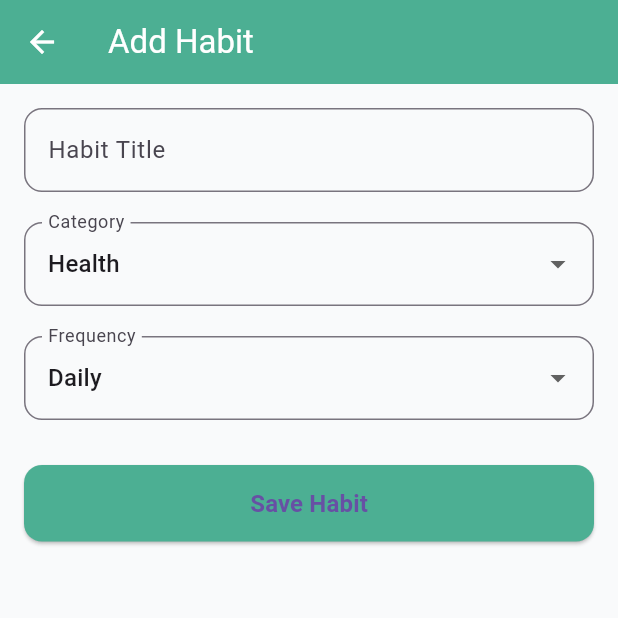
After one commit to hasanraj3100/My-Habit-Tracker, a Flutter app: the screen it shows once a user with an empty profile is signed in, after a tap on the "add" icon, on a phone screen of 412 x 824 dp, the top half of it. The commit adds this screen. Run offline on Flutter 3.47's test engine with Material 3 defaults, Android fonts, the phone set to English and light mode, and no system bars; our stand-ins replace cloud_firestore, firebase_auth, firebase_core, shared_preferences; accounts and stored records are empty.

Commit message:
feat : Create basic habits, dynamic updates on home page

```diff
--- /dev/null
+++ b/lib/features/habits/presentation/screens/habit_create_screen.dart
@@ -0,0 +1,181 @@
+import 'package:flutter/material.dart';
+import 'package:cloud_firestore/cloud_firestore.dart';
+import 'package:firebase_auth/firebase_auth.dart';
+import '../../../../core/constants/app_colors.dart';
+
+class HabitCreateScreen extends StatefulWidget {
+  const HabitCreateScreen({super.key});
+
+  @override
+  State<HabitCreateScreen> createState() => _AddHabitPageState();
+}
+
+class _AddHabitPageState extends State<HabitCreateScreen> {
+  final _formKey = GlobalKey<FormState>();
+  final TextEditingController _titleController = TextEditingController();
+  String _selectedCategory = "Health";
+  String _selectedFrequency = "Daily";
+
+  final List<String> _categories = [
+    "Health",
+    "Fitness",
+    "Study",
+    "Work",
+    "Personal",
+    "Add New"
+  ];
+
+  Future<void> _saveHabit() async {
+    if (_formKey.currentState!.validate()) {
+      final user = FirebaseAuth.instance.currentUser;
+      if (user == null) return;
+
+      final habitData = {
+        "title": _titleController.text.trim(),
+        "category": _selectedCategory,
+        "frequency": _selectedFrequency,
+        "streak": 0,
+        "isDone": false,
+        "createdAt": FieldValue.serverTimestamp(),
+      };
+
+      await FirebaseFirestore.instance
+          .collection("users")
+          .doc(user.uid)
+          .collection("habits")
+          .add(habitData);
+
+      Navigator.pop(context); // Go back after saving
+    }
+  }
+
+  void _showAddCategoryDialog() {
+    TextEditingController categoryController = TextEditingController();
+    showDialog(
+      context: context,
+      builder: (ctx) {
+        return AlertDialog(
+          title: const Text("Add New Category"),
+          content: TextField(
+            controller: categoryController,
+            decoration: const InputDecoration(
+              hintText: "Enter category name",
+            ),
+          ),
+          actions: [
+            TextButton(
+              onPressed: () {
+                if (categoryController.text.trim().isNotEmpty) {
+                  setState(() {
+                    _categories.insert(_categories.length - 1, categoryController.text.trim());
+                    _selectedCategory = categoryController.text.trim();
+                  });
+                  Navigator.pop(ctx);
+                }
+              },
+              child: const Text("Add"),
+            ),
+          ],
+        );
+      },
+    );
+  }
+
+  @override
+  Widget build(BuildContext context) {
+    return Scaffold(
+      backgroundColor: AppColors.background,
+      appBar: AppBar(
+        backgroundColor: AppColors.primary,
+        title: const Text("Add Habit"),
+        foregroundColor: Colors.white,
+        elevation: 0,
+      ),
+      body: Padding(
+        padding: const EdgeInsets.all(16),
+        child: Form(
+          key: _formKey,
+          child: ListView(
+            children: [
+              // Title
+              TextFormField(
+                controller: _titleController,
+                decoration: InputDecoration(
+                  labelText: "Habit Title",
+                  border: OutlineInputBorder(
+                    borderRadius: BorderRadius.circular(12),
+                  ),
+                ),
+                validator: (value) =>
+                value == null || value.isEmpty ? "Please enter a title" : null,
+              ),
+              const SizedBox(height: 20),
+
+              // Category Dropdown
+              DropdownButtonFormField<String>(
+                value: _selectedCategory,
+                items: _categories.map((category) {
+                  return DropdownMenuItem(
+                    value: category,
+                    child: Text(category),
+                  );
+                }).toList(),
+                onChanged: (value) {
+                  if (value == "Add New") {
+                    _showAddCategoryDialog();
+                  } else {
+                    setState(() => _selectedCategory = value!);
+                  }
+                },
+                decoration: InputDecoration(
+                  labelText: "Category",
+                  border: OutlineInputBorder(
+                    borderRadius: BorderRadius.circular(12),
+                  ),
+                ),
+              ),
+              const SizedBox(height: 20),
+
+              // Frequency Dropdown
+              DropdownButtonFormField<String>(
+                value: _selectedFrequency,
+                items: ["Daily", "Weekly"].map((freq) {
+                  return DropdownMenuItem(
+                    value: freq,
+                    child: Text(freq),
+                  );
+                }).toList(),
+                onChanged: (value) {
+                  setState(() => _selectedFrequency = value!);
+                },
+                decoration: InputDecoration(
+                  labelText: "Frequency",
+                  border: OutlineInputBorder(
+                    borderRadius: BorderRadius.circular(12),
+                  ),
+                ),
+              ),
+              const SizedBox(height: 30),
+
+              // Save Button
+              ElevatedButton(
+                onPressed: _saveHabit,
+                style: ElevatedButton.styleFrom(
+                  backgroundColor: AppColors.primary,
+                  padding: const EdgeInsets.symmetric(vertical: 14),
+                  shape: RoundedRectangleBorder(
+                    borderRadius: BorderRadius.circular(12),
+                  ),
+                ),
+                child: const Text(
+                  "Save Habit",
+                  style: TextStyle(fontSize: 16, fontWeight: FontWeight.bold),
+                ),
+              ),
+            ],
+          ),
+        ),
+      ),
+    );
+  }
+}
--- a/lib/features/habits/presentation/screens/habit_list_screen.dart
+++ b/lib/features/habits/presentation/screens/habit_list_screen.dart
@@ -1,5 +1,9 @@
 import 'package:flutter/material.dart';
+import 'package:cloud_firestore/cloud_firestore.dart';
+import 'package:firebase_auth/firebase_auth.dart';
 import '../../../../core/constants/app_colors.dart';
+import 'habit_create_screen.dart';
+import '../../../profile/presentation/screens/profile_screen.dart';
 
 class HabitListScreen extends StatefulWidget {
   const HabitListScreen({super.key});
@@ -9,38 +13,56 @@ class HabitListScreen extends StatefulWidget {
 }
 
 class _HabitListScreenState extends State<HabitListScreen> {
-  // Static demo data
-  final List<Map<String, dynamic>> _habits = [
-    {
-      "title": "Walk 3 KM",
-      "category": "Fitness",
-      "frequency": "Daily",
-      "streak": 23,
-      "done": true,
-    },
-    {
-      "title": "Drink 8 glass of water",
-      "category": "Health",
-      "frequency": "Daily",
-      "streak": 15,
-      "done": false,
-    },
-    {
-      "title": "Study Math",
-      "category": "Study",
-      "frequency": "Weekly",
-      "streak": 3,
-      "done": false,
-    },
-  ];
+  final List<String> _categories = ["Study", "Health", "Work", "Personal", "+ Add Category"];
+  int _navIndex = 0;
 
-  final List<String> _categories = ["Study", "Health", "Work", "Personal", "+ Add Category"];
-
-  void _toggleDone(int i) {
-    setState(() => _habits[i]["done"] = !_habits[i]["done"]);
+  // Stream of habit documents for current user
+  Stream<QuerySnapshot<Map<String, dynamic>>> _habitsStream() {
+    final user = FirebaseAuth.instance.currentUser;
+    if (user == null) {
+      // empty stream if not logged in
+      return const Stream.empty() as Stream<QuerySnapshot<Map<String, dynamic>>>;
+    }
+    return FirebaseFirestore.instance
+        .collection('users')
+        .doc(user.uid)
+        .collection('habits')
+        .orderBy('createdAt', descending: true)
+        .snapshots();
   }
 
-  int _navIndex = 0;
+  Future<void> _toggleHabit(DocumentReference docRef, bool currentStatus) async {
+    try {
+      await docRef.update({'isDone': !currentStatus});
+    } catch (e) {
+      // Optionally show an error message
+      ScaffoldMessenger.of(context).showSnackBar(
+        SnackBar(content: Text('Could not update habit: $e')),
+      );
+    }
+  }
+
+  Widget _navItem({required IconData icon, required int index}) {
+    final selected = _navIndex == index;
+    return IconButton(
+      onPressed: () {
+        // profile (index 4) should navigate to ProfileScreen
+        if (index == 4) {
+          Navigator.push(
+            context,
+            MaterialPageRoute(builder: (_) => const ProfileScreen()),
+          );
+          return;
+        }
+        setState(() => _navIndex = index);
+      },
+      icon: Icon(
+        icon,
+        color: selected ? AppColors.secondary : Colors.white.withOpacity(.85),
+        size: selected ? 28 : 24,
+      ),
+    );
+  }
 
   @override
   Widget build(BuildContext context) {
@@ -54,7 +76,7 @@ class _HabitListScreenState extends State<HabitListScreen> {
             // ===== Header + Quote (ONLY this has the background image) =====
             Container(
               width: double.infinity,
-              padding: const EdgeInsets.fromLTRB(16, 20 + 24, 16, 24), // safe-ish top
+              padding: const EdgeInsets.fromLTRB(16, 20 + 24, 16, 24),
               decoration: BoxDecoration(
                 borderRadius: const BorderRadius.only(
                   bottomLeft: Radius.circular(28),
@@ -147,7 +169,11 @@ class _HabitListScreenState extends State<HabitListScreen> {
                   return ChoiceChip(
                     label: Text(_categories[i]),
                     selected: false,
-                    onSelected: (_) {},
+                    onSelected: (_) {
+                      if (isAdd) {
+                        // TODO: Add category action (dialog)
+                      }
+                    },
                     labelStyle: TextStyle(
                       color: AppColors.textPrimary,
                       fontWeight: FontWeight.w600,
@@ -155,7 +181,9 @@ class _HabitListScreenState extends State<HabitListScreen> {
                     backgroundColor: isAdd ? Colors.white : AppColors.surface,
                     shape: StadiumBorder(
                       side: BorderSide(
-                        color: isAdd ? AppColors.textSecondary.withOpacity(.35) : AppColors.primary.withOpacity(.35),
+                        color: isAdd
+                            ? AppColors.textSecondary.withOpacity(.35)
+                            : AppColors.primary.withOpacity(.35),
                         width: 1.2,
                       ),
                     ),
@@ -183,21 +211,52 @@ class _HabitListScreenState extends State<HabitListScreen> {
             ),
             const SizedBox(height: 12),
 
-            // habit cards
+            // habit cards area - StreamBuilder to load from Firestore
             Padding(
               padding: const EdgeInsets.symmetric(horizontal: 16),
-              child: Column(
-                children: List.generate(_habits.length, (i) {
-                  final h = _habits[i];
-                  return _HabitCard(
-                    title: h["title"],
-                    category: h["category"],
-                    frequency: h["frequency"],
-                    streak: h["streak"],
-                    done: h["done"],
-                    onToggle: () => _toggleDone(i),
+              child: StreamBuilder<QuerySnapshot<Map<String, dynamic>>>(
+                stream: _habitsStream(),
+                builder: (context, snapshot) {
+                  if (snapshot.connectionState == ConnectionState.waiting) {
+                    return const Padding(
+                      padding: EdgeInsets.symmetric(vertical: 24),
+                      child: Center(child: CircularProgressIndicator()),
+                    );
+                  }
+
+                  if (!snapshot.hasData || snapshot.data!.docs.isEmpty) {
+                    return Padding(
+                      padding: const EdgeInsets.symmetric(vertical: 24),
+                      child: Center(
+                        child: Text(
+                          "No habits yet. Add one!",
+                          style: TextStyle(color: AppColors.textSecondary),
+                        ),
+                      ),
+                    );
+                  }
+
+                  final docs = snapshot.data!.docs;
+                  return Column(
+                    children: docs.map((doc) {
+                      final data = doc.data();
+                      final title = data['title'] ?? 'Untitled';
+                      final category = data['category'] ?? '';
+                      final frequency = data['frequency'] ?? '';
+                      final streak = (data['streak'] is int) ? data['streak'] as int : (data['streak'] is num ? (data['streak'] as num).toInt() : 0);
+                      final done = data['isDone'] == true;
+
+                      return _HabitCard(
+                        title: title,
+                        category: category,
+                        frequency: frequency,
+                        streak: streak,
+                        done: done,
+                        onToggle: () => _toggleHabit(doc.reference, done),
+                      );
+                    }).toList(),
                   );
-                }),
+                },
               ),
             ),
 
@@ -213,7 +272,12 @@ class _HabitListScreenState extends State<HabitListScreen> {
         width: 68,
         child: FloatingActionButton(
           heroTag: 'fab_add_habit',
-          onPressed: () {},
+          onPressed: () {
+            Navigator.push(
+              context,
+              MaterialPageRoute(builder: (_) => const HabitCreateScreen()),
+            );
+          },
           backgroundColor: AppColors.primary,
           elevation: 8,
           child: const Icon(Icons.add, size: 34, color: Colors.white),
@@ -246,15 +310,6 @@ class _HabitListScreenState extends State<HabitListScreen> {
           ),
         ),
       ),
-    );
-  }
-
-  Widget _navItem({required IconData icon, required int index}) {
-    final selected = _navIndex == index;
-    return IconButton(
-      onPressed: () => setState(() => _navIndex = index),
-      icon: Icon(icon,
-          color: selected ? AppColors.secondary : Colors.white.withOpacity(.85), size: selected ? 28 : 24),
     );
   }
 }
```
